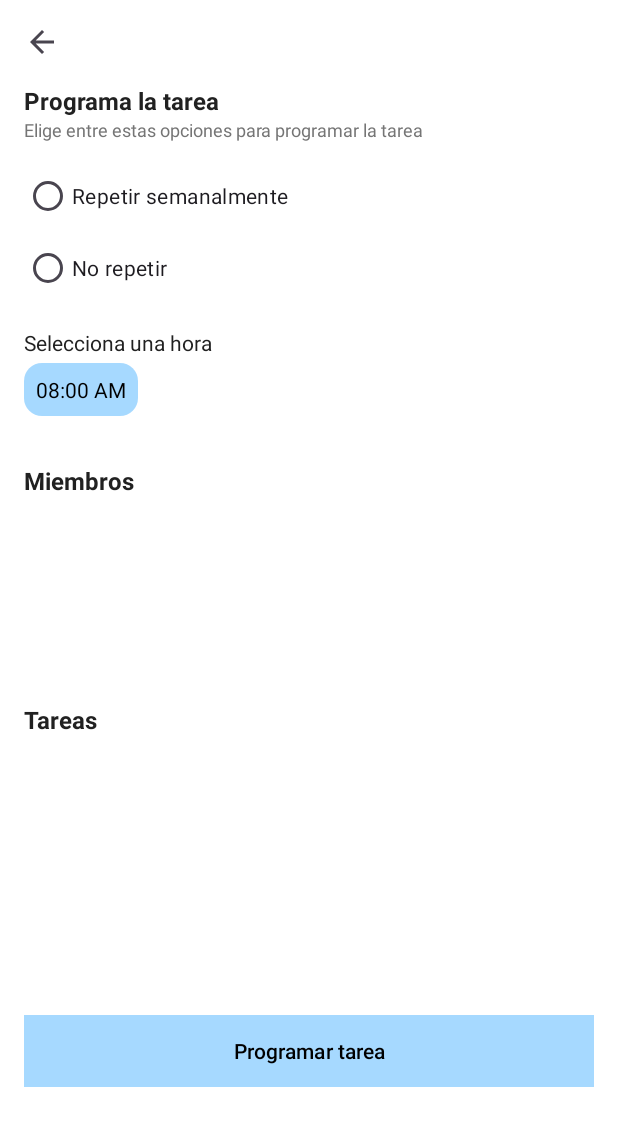
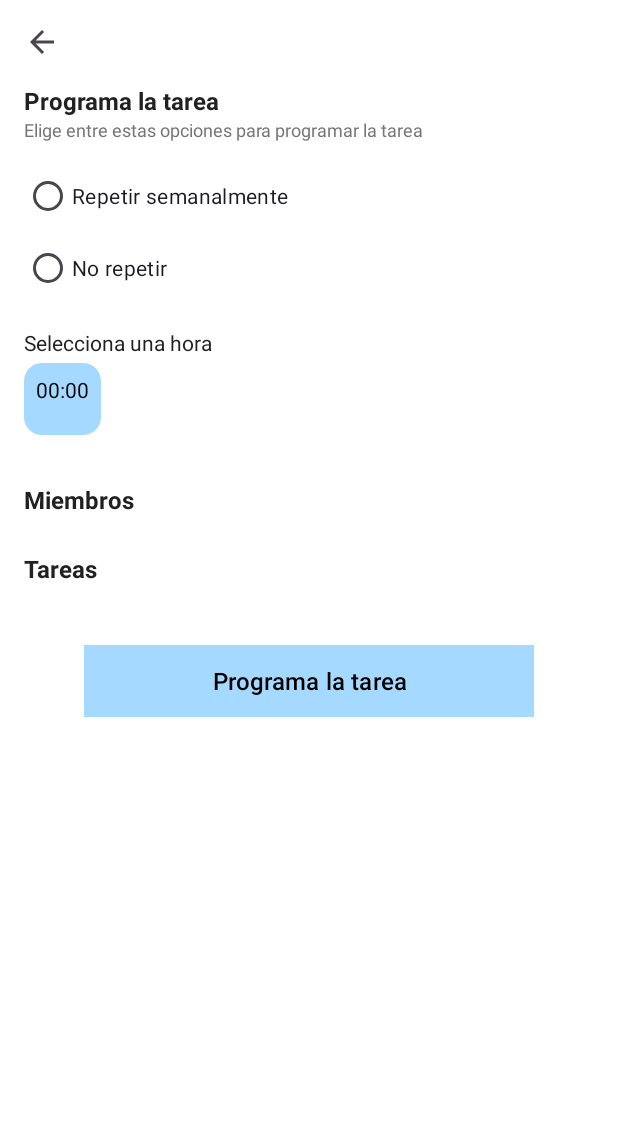
Before and after one commit to abel11604/Taskmate-App, an Android app: the AgregarTareaActivity screen opened directly, with no data from a screen before it, on a phone screen of 412 x 824 dp. Shown: the top 1126 px of the screen. Run offline under Robolectric (Android 15) with nearby library versions, the light colour scheme and no system bars.

Commit message:
front updates 2

```diff
--- a/TaskMateApp/app/src/main/res/layout/activity_agregar_tarea.xml
+++ b/TaskMateApp/app/src/main/res/layout/activity_agregar_tarea.xml
@@ -19,13 +19,13 @@
             android:layout_height="wrap_content"
             android:src="?attr/actionModeCloseDrawable"
             android:layout_marginBottom="16dp"
-            android:contentDescription="Volver" />
+            android:contentDescription="@string/desc_back_button" />
 
         <!-- Título de programación -->
         <TextView
             android:layout_width="wrap_content"
             android:layout_height="wrap_content"
-            android:text="Programa la tarea"
+            android:text="@string/schedule_task_title"
             android:textStyle="bold"
             android:textColor="#212121"
             android:textSize="16sp" />
@@ -33,7 +33,7 @@
         <TextView
             android:layout_width="wrap_content"
             android:layout_height="wrap_content"
-            android:text="Elige entre estas opciones para programar la tarea"
+            android:text="@string/select_options"
             android:textColor="#757575"
             android:textSize="12sp"
             android:layout_marginBottom="12dp" />
@@ -49,7 +49,7 @@
                 android:id="@+id/repetirSemanalRadio"
                 android:layout_width="wrap_content"
                 android:layout_height="wrap_content"
-                android:text="Repetir semanalmente" />
+                android:text="@string/repeat_task_option" />
 
             <LinearLayout
                 android:layout_width="match_parent"
@@ -61,13 +61,13 @@
                     android:id="@+id/noRepetirRadio"
                     android:layout_width="wrap_content"
                     android:layout_height="wrap_content"
-                    android:text="No repetir" />
+                    android:text="@string/no_repeat_option" />
 
                 <TextView
                     android:id="@+id/fechaSeleccionada"
                     android:layout_width="wrap_content"
                     android:layout_height="wrap_content"
-                    android:text="Lun 24"
+                    android:text="@string/mon_day"
                     android:layout_marginStart="8dp"
                     android:textColor="#000"
                     android:visibility="gone"
@@ -80,7 +80,7 @@
         <TextView
             android:layout_width="wrap_content"
             android:layout_height="wrap_content"
-            android:text="Selecciona una hora"
+            android:text="@string/choose_an_hour"
             android:textColor="#212121"
             android:textSize="14sp"
             android:layout_marginTop="16dp"
@@ -89,8 +89,8 @@
         <TextView
             android:id="@+id/horaSeleccionada"
             android:layout_width="wrap_content"
-            android:layout_height="wrap_content"
-            android:text="08:00 AM"
+            android:layout_height="48dp"
+            android:text="@string/hour_task"
             android:background="@drawable/rounded_lightblue_bg"
             android:padding="8dp"
             android:textColor="#000000"
@@ -102,7 +102,7 @@
         <TextView
             android:layout_width="wrap_content"
             android:layout_height="wrap_content"
-            android:text="Miembros"
+            android:text="@string/membros_label"
             android:textStyle="bold"
             android:textColor="#212121"
             android:textSize="16sp"
@@ -111,7 +111,8 @@
         <androidx.recyclerview.widget.RecyclerView
             android:id="@+id/miembrosRecyclerView"
             android:layout_width="match_parent"
-            android:layout_height="113dp"
+            android:layout_height="wrap_content"
+            android:nestedScrollingEnabled="false"
             android:layout_marginTop="8dp"
             android:layout_marginBottom="16dp"
             android:orientation="horizontal"
@@ -123,7 +124,7 @@
         <TextView
             android:layout_width="wrap_content"
             android:layout_height="wrap_content"
-            android:text="Tareas"
+            android:text="@string/tasks_label"
             android:textStyle="bold"
             android:textColor="#212121"
             android:textSize="16sp"
@@ -132,19 +133,23 @@
         <androidx.recyclerview.widget.RecyclerView
             android:id="@+id/tareasRecyclerView"
             android:layout_width="match_parent"
-            android:layout_height="146dp"
+            android:layout_height="wrap_content"
+            android:nestedScrollingEnabled="false"
             android:scrollbars="vertical"
             tools:listitem="@layout/item_tarea" />
 
         <Button
             android:id="@+id/programarTareaButton"
-            android:layout_width="match_parent"
+            android:layout_width="300dp"
             android:layout_height="wrap_content"
-            android:text="Programar tarea"
+            android:text="@string/schedule_task_title"
             android:textColor="@color/black"
+            android:layout_gravity="center"
             android:background="@drawable/rectangular_button"
             app:backgroundTint="@null"
-            android:layout_marginTop="32dp" />
+            android:textSize="16sp"
+            android:layout_marginTop="32dp"
+            android:layout_marginBottom="16dp" />
 
     </LinearLayout>
 </ScrollView>
--- a/TaskMateApp/app/src/main/res/layout/activity_nueva_tarea_casa.xml
+++ b/TaskMateApp/app/src/main/res/layout/activity_nueva_tarea_casa.xml
@@ -141,7 +141,8 @@
         <!-- Botón Actualizar -->
         <Button
             android:id="@+id/btnAgregar"
-            android:layout_width="match_parent"
+            android:layout_width="300dp"
+            android:layout_gravity="center"
             android:layout_height="50dp"
             android:layout_marginTop="48dp"
             android:background="@drawable/rectangular_button"
@@ -155,7 +156,7 @@
             android:id="@+id/errorTextView"
             android:layout_width="wrap_content"
             android:layout_height="wrap_content"
-            android:text="Error: datos inválidos"
+            android:text="@string/error_invalid_data"
             android:textColor="@color/red"
             android:textSize="14sp"
             android:layout_gravity="center"
--- a/TaskMateApp/app/src/main/res/layout/item_miembro.xml
+++ b/TaskMateApp/app/src/main/res/layout/item_miembro.xml
@@ -14,13 +14,14 @@
         android:scaleType="centerCrop"
         android:src="@drawable/account_circle"
         android:background="@drawable/circle_mask"
+        android:contentDescription="@string/image_description"
         android:clipToOutline="true" />
 
     <TextView
         android:id="@+id/nombreMiembro"
         android:layout_width="wrap_content"
         android:layout_height="wrap_content"
-        android:text="Nombre"
+        android:text="@string/name_label"
         android:textSize="12sp"
         android:textColor="@color/black"
         android:layout_marginTop="4dp"/>
--- a/TaskMateApp/app/src/main/res/layout/item_tarea_asignada.xml
+++ b/TaskMateApp/app/src/main/res/layout/item_tarea_asignada.xml
@@ -12,7 +12,7 @@
         android:layout_width="match_parent"
         android:layout_height="wrap_content"
         android:padding="16dp"
-        android:text="Nombre de la tarea"
+        android:text="@string/asigned_task_name"
         android:textSize="14sp"
         android:textColor="@color/black" />
 </androidx.cardview.widget.CardView>
```
Also changed, not shown: TaskMateApp/app/src/main/res/layout/activity_actualizar_rol.xml (+22 -22 lines), TaskMateApp/app/src/main/res/layout/fragment_schedule.xml (+14 -9 lines), TaskMateApp/app/src/main/res/values/strings.xml (+13 -0 lines).
